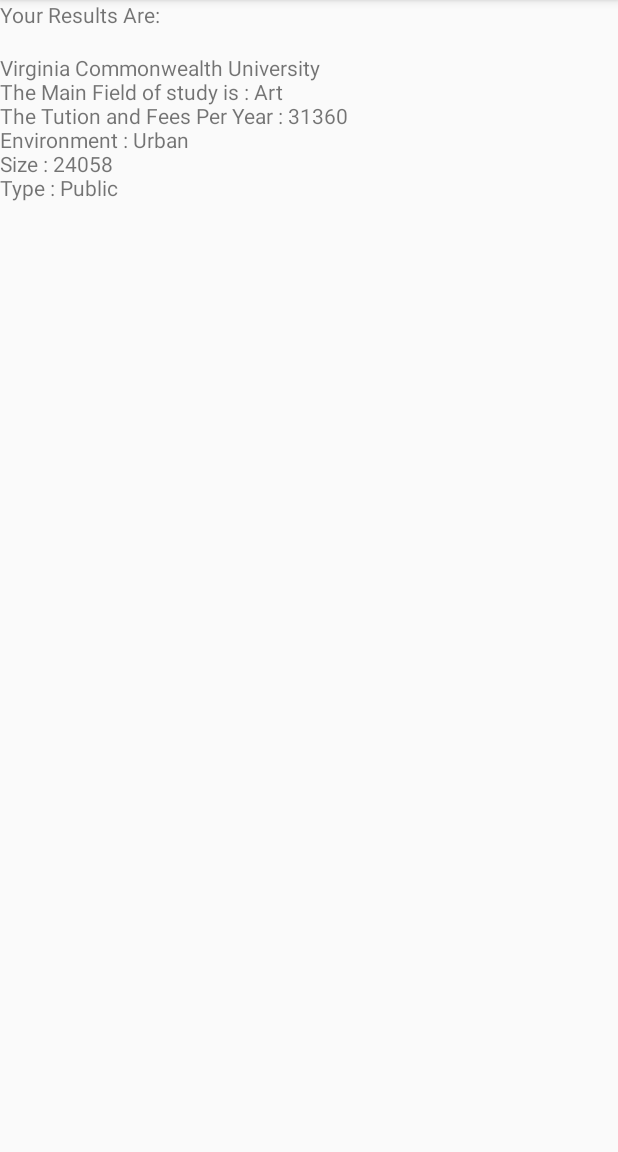
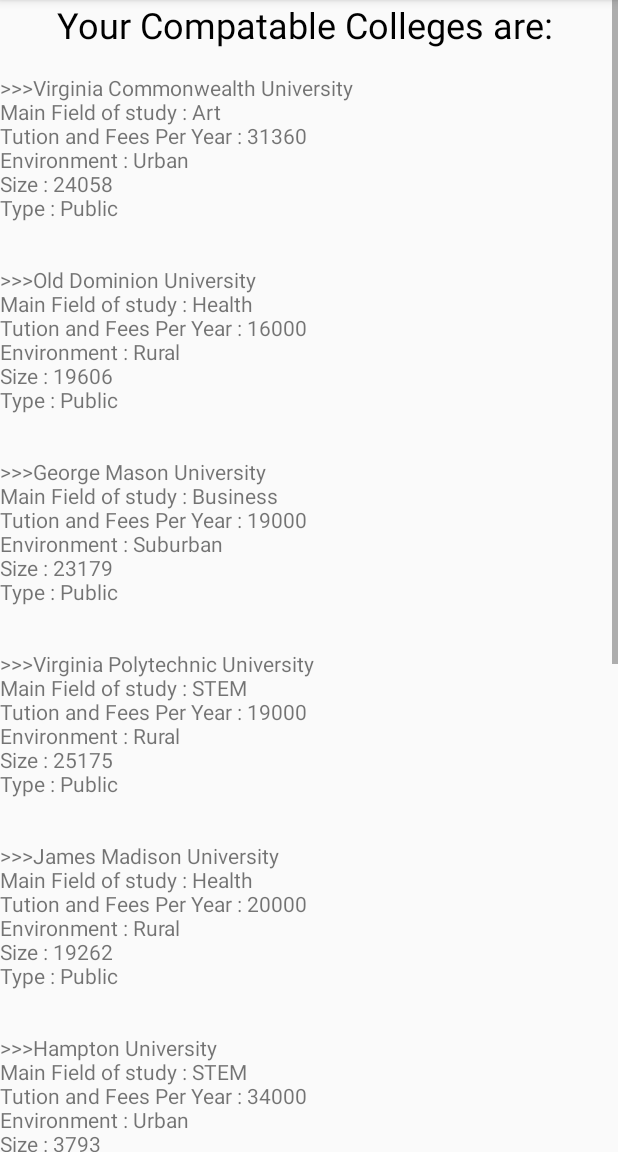
Before and after one commit to mccullochme/CareerReader, an Android app: the SelectionScreen screen opened directly, with no data from a screen before it, after a tap on "NEXT", on a phone screen of 412 x 824 dp, the part 84-1236 px from its top. Run offline under Robolectric (Android 15) with nearby library versions, the phone set to English and light mode, and no system bars.

Commit message:
Latest version of app! Also added for loop that outputs all compatable colleges

```diff
--- a/app/src/main/java/com/example/careerreader/ResultScreen.java
+++ b/app/src/main/java/com/example/careerreader/ResultScreen.java
@@ -3,14 +3,13 @@ package com.example.careerreader;
 import androidx.appcompat.app.AppCompatActivity;
 import android.widget.TextView;
 import android.os.Bundle;
-import android.content.Intent;
 
 import java.util.ArrayList;
 
 public class ResultScreen extends AppCompatActivity {
-    TextView sampleView;
-    String sample2 = "";
-    String sample3 = "";
+    TextView resultView;
+    String resultText= "";
+    String userCode = "";
     ArrayList<College> listOfC = new ArrayList<College>();
     ArrayList<College> finalArray = new ArrayList<College>();
 
@@ -27,30 +26,34 @@ public class ResultScreen extends AppCompatActivity {
     College URVA = new College("Business", 25000, "Suburban", 3229, "Private", "University of Richmond", "cgkmq");
     College RADFORD = new College("Social Science", 17000, "Rural", 8426, "Public", "Radford University", "bfjnp");
     College UVA = new College("STEM", 19000, "Urban", 15963, "Public", "University of Virginia", "aflop");
-    //College JMU = new College( "")
-    //College JMU = new College( ""
 
     @Override
     protected void onCreate(Bundle savedInstanceState) {
         super.onCreate(savedInstanceState);
-        setContentView(R.layout.activity_result_screen2);
-        sampleView = findViewById(R.id.sampleText);
-        sample2 = getIntent().getExtras() .getString("userCode");
-        sampleView.setText(sample2);
-
+        setContentView(R.layout.screen_result);
+        resultView = findViewById(R.id.resultView);
+        userCode = getIntent().getExtras() .getString("userCode");
 
         //array list of all colleges
         listOfC.add(VCU);
+        listOfC.add(ODU);
+        listOfC.add(GMU);
+        listOfC.add(VTECH);
+        listOfC.add(JMU);
+        listOfC.add(HAMPTON);
+        listOfC.add(LU);
+        listOfC.add(URVA);
+        listOfC.add(RADFORD);
+        listOfC.add(UVA);
 
-        for(int i = 0; i<listOfC.size();i++)
+        for(College x: listOfC)
         {
             boolean includes = true;
-            String temp = sample2;
             String chare = "";
-            for(int j = 0; j<temp.length();j++)
+            for(int j = 0; j<userCode.length();j++)
             {
-                chare = Character.toString(temp.charAt(j));
-                if(!listOfC.get(i).getCode().contains(chare))
+                chare = Character.toString(userCode.charAt(j));
+                if(!x.getCode().contains(chare))
                 {
                     includes = false;
                 }
@@ -58,9 +61,13 @@ public class ResultScreen extends AppCompatActivity {
 
             if(includes)
             {
-                sample3 = sample3 + "\n"+  listOfC.get(i).getName() + "\n"+ "The Main Field of study is : " + listOfC.get(i).getFieldOfStudy()+ "\n"+ "The Tution and Fees Per Year : " +listOfC.get(i).getTuition()+ "\n"+ "Environment : " +listOfC.get(i).getEnvironment()+ "\n"+ "Size : " +listOfC.get(i).getSize() + "\n"+ "Type : " +listOfC.get(i).getType() + "\n" +"\n";
+                finalArray.add(x);
             }
+        }
+
+        for(College x:finalArray){
+            resultText+= "\n"+  ">>>" + x.getName() + "\n"+ "Main Field of study : " + x.getFieldOfStudy()+ "\n"+ "Tution and Fees Per Year : " + x.getTuition()+ "\n"+ "Environment : " + x.getEnvironment()+ "\n"+ "Size : " + x.getSize() + "\n"+ "Type : " + x.getType() + "\n" +"\n";
+        }
+        resultView.setText(resultText);
+    }
 }
-        sampleView.setText(sample3);
- }
-}
--- a/app/src/main/java/com/example/careerreader/SelectionScreen.java
+++ b/app/src/main/java/com/example/careerreader/SelectionScreen.java
@@ -4,21 +4,18 @@ import androidx.appcompat.app.AppCompatActivity;
 import android.widget.Button;
 import android.content.Intent;
 import android.view.View;
-import java.util.ArrayList;
 
 import android.os.Bundle;
 import android.widget.CheckBox;
 
 public class SelectionScreen extends AppCompatActivity {
 
-
     String userCode = "";
 
-
-    CheckBox math ;
-    CheckBox science ;
-    CheckBox history ;
-    CheckBox english ;
+    CheckBox stem ;
+    CheckBox socialScience;
+    CheckBox business ;
+    CheckBox health ;
     CheckBox art ;
     CheckBox zeroToFive ;
     CheckBox fiveToTen ;
@@ -40,15 +37,15 @@ public class SelectionScreen extends AppCompatActivity {
         super.onCreate(savedInstanceState);
         setContentView(R.layout.screen_selection);
         backButton = findViewById(R.id.backButton);
-         math = findViewById(R.id.);
-         science = findViewById(R.id.socialScienceBox);
-         history = findViewById(R.id.businessBox);
-         english = findViewById(R.id.healthBox);
+         stem = findViewById(R.id.stemBox);
+         socialScience = findViewById(R.id.socialScienceBox);
+         business = findViewById(R.id.businessBox);
+         health = findViewById(R.id.healthBox);
          art = findViewById(R.id.artBox);
-         zeroToFive = findViewById(R.id.zeroToFive);
-         fiveToTen = findViewById(R.id.fiveToTen);
-         tenToTwenty = findViewById(R.id.tenToTwenty);
-         twentyPlus = findViewById(R.id.twentyPlus);
+         zeroToFive = findViewById(R.id.zeroToTwenty);
+         fiveToTen = findViewById(R.id.twentyToThirty);
+         tenToTwenty = findViewById(R.id.thirtyToForty);
+         twentyPlus = findViewById(R.id.fortyPlus);
          rural = findViewById(R.id.ruralBox);
          subUrban = findViewById(R.id.suburbanBox);
          urban = findViewById(R.id.urbanBox);
@@ -69,18 +66,18 @@ public class SelectionScreen extends AppCompatActivity {
 
         userCode="";
 
-        if(math.isChecked())
+        if(stem.isChecked())
         {
             userCode = userCode + "a";
         }
-        if(science.isChecked())
+        if(socialScience.isChecked())
         {
             userCode = userCode + "b";
         }
-        if(history.isChecked())
+        if(business.isChecked())
         {
             userCode = userCode + "c";
-        }if(english.isChecked())
+        }if(health.isChecked())
         {
             userCode = userCode + "d";
         }
--- a/app/src/main/res/layout/activity_result_screen2.xml
+++ b/app/src/main/res/layout/screen_result.xml
@@ -12,13 +12,16 @@
         android:orientation="vertical">
 
         <TextView
-            android:id="@+id/textView4"
+            android:id="@+id/yourCollegeIs"
             android:layout_width="match_parent"
             android:layout_height="wrap_content"
-            android:text="Your Results Are:" />
+            android:text="Your Compatable Colleges are: "
+            android:textAlignment="center"
+            android:textColor="#000000"
+            android:textSize="24sp" />
 
         <TextView
-            android:id="@+id/sampleText"
+            android:id="@+id/resultView"
             android:layout_width="match_parent"
             android:layout_height="wrap_content"
             android:text="TextView" />
--- a/app/src/main/res/layout/screen_selection.xml
+++ b/app/src/main/res/layout/screen_selection.xml
@@ -62,25 +62,25 @@
             android:text="Tuition and Fees *per year*" />
 
         <CheckBox
-            android:id="@+id/zeroToFive"
+            android:id="@+id/zeroToTwenty"
             android:layout_width="match_parent"
             android:layout_height="wrap_content"
             android:text="$0 - $20,000" />
 
         <CheckBox
-            android:id="@+id/fiveToTen"
+            android:id="@+id/twentyToThirty"
             android:layout_width="match_parent"
             android:layout_height="wrap_content"
             android:text="$20,001 - $30,000" />
 
         <CheckBox
-            android:id="@+id/tenToTwenty"
+            android:id="@+id/thirtyToForty"
             android:layout_width="match_parent"
             android:layout_height="wrap_content"
             android:text="$30,001 - $40,000" />
 
         <CheckBox
-            android:id="@+id/twentyPlus"
+            android:id="@+id/fortyPlus"
             android:layout_width="match_parent"
             android:layout_height="wrap_content"
             android:text="$40,001+" />
@@ -156,7 +156,7 @@
             android:layout_height="match_parent">
 
             <Button
-                android:id="@+id/button8"
+                android:id="@+id/nextButton"
                 android:layout_width="wrap_content"
                 android:layout_height="wrap_content"
                 android:onClick="Next"
@@ -184,7 +184,7 @@
                 android:text="*pressing back clears search fields*"
                 android:textAlignment="center"
                 app:layout_constraintBottom_toBottomOf="parent"
-                app:layout_constraintEnd_toStartOf="@+id/button8"
+                app:layout_constraintEnd_toStartOf="@+id/nextButton"
                 app:layout_constraintStart_toEndOf="@+id/backButton"
                 app:layout_constraintTop_toTopOf="parent" />
         </androidx.constraintlayout.widget.ConstraintLayout>
```
Also changed, not shown: 1 other file.
